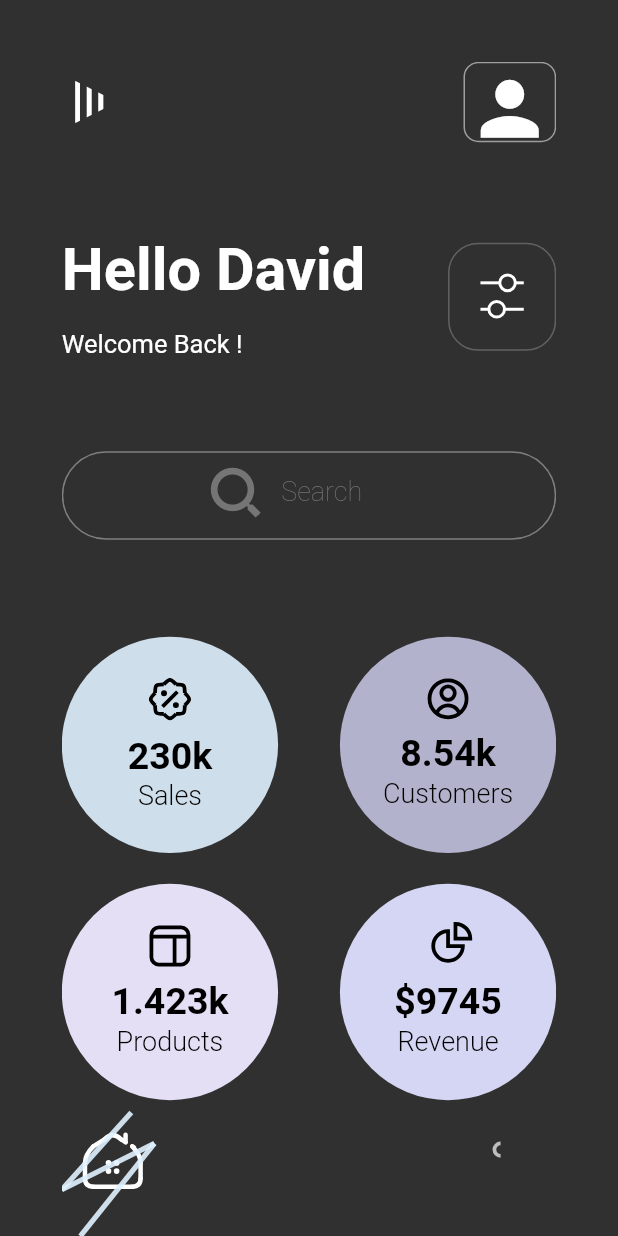
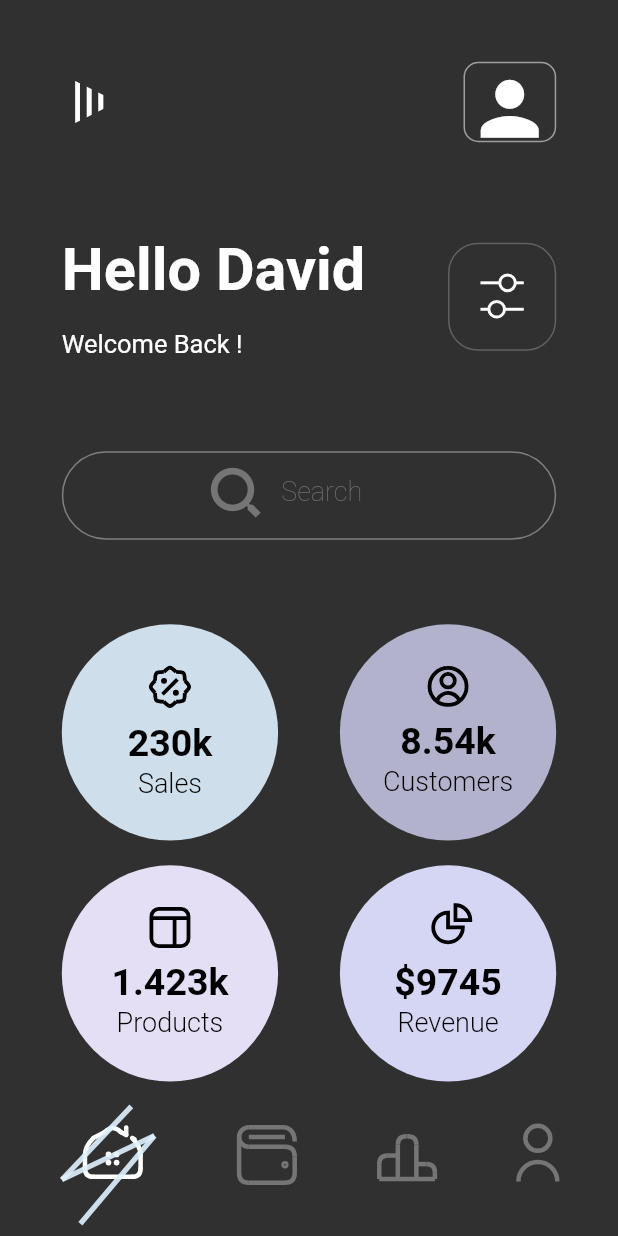
Before and after one commit to dalyathan/Finance-App-Dark-theme, a Flutter app: the screen it shows after launch, on a phone screen of 412 x 824 dp. Run offline on Flutter 3.47's test engine with Material 2 defaults, Android fonts, the phone set to English and light mode, and no system bars.

Commit message:
doen with the icons on the bottom navbar

```diff
--- a/lib/finance_dark_theme.dart
+++ b/lib/finance_dark_theme.dart
@@ -2,7 +2,9 @@ import 'package:flutter/material.dart';
 import 'package:portfolio/widgets/clippers/rectangular_clipper.dart';
 import 'package:portfolio/widgets/clippers/triangular_clipper.dart';
 import 'package:portfolio/widgets/containers/circular_widget.dart';
+import 'package:portfolio/widgets/icons/bar_chart_icon.dart';
 import 'package:portfolio/widgets/icons/folder_icon.dart';
+import 'package:portfolio/widgets/icons/simpler_person_icon.dart';
 import 'package:portfolio/widgets/icons/stylish_house_icon.dart';
 import 'package:portfolio/widgets/icons/sales_icon.dart';
 import 'package:portfolio/widgets/icons/customers_icon.dart';
@@ -61,7 +63,7 @@ class _FinanceDarkThemeState extends State<FinanceDarkTheme> {
                   row2(size),
                   SizedBox(height: size.height * 0.075),
                   row3(size),
-                  SizedBox(height: size.height * 0.025),
+                  SizedBox(height: size.height * 0.015),
                   row(
                       CircularWidgetState(
                           const Color(0xe6dff1ff),
@@ -79,7 +81,7 @@ class _FinanceDarkThemeState extends State<FinanceDarkTheme> {
                           "8.54k",
                           "Customers"),
                       size),
-                  SizedBox(height: size.height * 0.025),
+                  SizedBox(height: size.height * 0.02),
                   row(
                       CircularWidgetState(
                           const Color(0xf1eee9ff),
@@ -94,15 +96,22 @@ class _FinanceDarkThemeState extends State<FinanceDarkTheme> {
                           "\$9745",
                           "Revenue"),
                       size),
-                  SizedBox(height: size.height * 0.01),
+                  SizedBox(height: size.height * 0.02),
                   Row(
                     mainAxisAlignment: MainAxisAlignment.spaceBetween,
+                    crossAxisAlignment: CrossAxisAlignment.start,
                     children: [
                       StylishHouseIcon(
                         width: size.width * 0.15,
-                        height: size.height * 0.1,
+                        height: size.height * 0.095,
                       ),
-                      FolderIcon(size: size.width * 0.1)
+                      FolderIcon(size: size.width * 0.09),
+                      BarChartIcon(
+                          width: size.width * 0.09,
+                          height: size.width * 0.09 / 1.3),
+                      SimplerPersonIcon(
+                          width: size.width * 0.09 * 0.66,
+                          height: size.width * 0.09)
                     ],
                   ),
                 ],
--- /dev/null
+++ b/lib/widgets/icons/bar_chart_icon.dart
@@ -0,0 +1,24 @@
+import 'package:flutter/material.dart';
+import 'package:portfolio/widgets/painters/bar_chart_icon_painter.dart';
+
+class BarChartIcon extends StatefulWidget {
+  final double width;
+  final double height;
+  const BarChartIcon({Key? key, required this.width, required this.height})
+      : super(key: key);
+
+  @override
+  _BarChartIconState createState() => _BarChartIconState();
+}
+
+class _BarChartIconState extends State<BarChartIcon> {
+  @override
+  Widget build(BuildContext context) {
+    return Padding(
+      padding: EdgeInsets.only(top: widget.height * 0.7),
+      child: CustomPaint(
+          size: Size(widget.width, widget.height),
+          painter: BarChartIconPainter()),
+    );
+  }
+}
--- a/lib/widgets/icons/folder_icon.dart
+++ b/lib/widgets/icons/folder_icon.dart
@@ -12,9 +12,12 @@ class FolderIcon extends StatefulWidget {
 class _FolderIconState extends State<FolderIcon> {
   @override
   Widget build(BuildContext context) {
-    return CustomPaint(
-      size: Size.square(widget.size),
-      painter: FolderIconPainter(),
+    return Padding(
+      padding: EdgeInsets.only(top: widget.size * 0.375),
+      child: CustomPaint(
+        size: Size.square(widget.size),
+        painter: FolderIconPainter(),
+      ),
     );
   }
 }
--- /dev/null
+++ b/lib/widgets/icons/simpler_person_icon.dart
@@ -0,0 +1,25 @@
+import 'package:flutter/material.dart';
+import 'package:portfolio/widgets/painters/simpler_person_icon_painter.dart';
+
+class SimplerPersonIcon extends StatefulWidget {
+  final double width;
+  final double height;
+  const SimplerPersonIcon({Key? key, required this.width, required this.height})
+      : super(key: key);
+
+  @override
+  _SimplerPersonIconState createState() => _SimplerPersonIconState();
+}
+
+class _SimplerPersonIconState extends State<SimplerPersonIcon> {
+  @override
+  Widget build(BuildContext context) {
+    return Padding(
+      padding: EdgeInsets.only(top: widget.height * 0.35),
+      child: CustomPaint(
+        size: Size(widget.width, widget.height),
+        painter: SimplerPersonIconPainter(),
+      ),
+    );
+  }
+}
--- a/lib/widgets/painters/house_icon_painter.dart
+++ b/lib/widgets/painters/house_icon_painter.dart
@@ -7,7 +7,6 @@ class HouseIconPainter extends CustomPainter {
   late Canvas canvas;
   @override
   void paint(Canvas canvas, Size size) {
-    // TODO: implement paint
     curveRadius = 0.15;
     this.size = size;
     this.canvas = canvas;
@@ -84,7 +83,6 @@ class HouseIconPainter extends CustomPainter {
 
   @override
   bool shouldRepaint(covariant CustomPainter oldDelegate) {
-    // TODO: implement shouldRepaint
     return false;
   }
 }
```
Also changed, not shown: lib/widgets/painters/bar_chart_icon_painter.dart (added, +62 -0 lines), lib/widgets/painters/folder_icon_painter.dart (+50 -9 lines), lib/widgets/painters/simpler_person_icon_painter.dart (added, +32 -0 lines).
